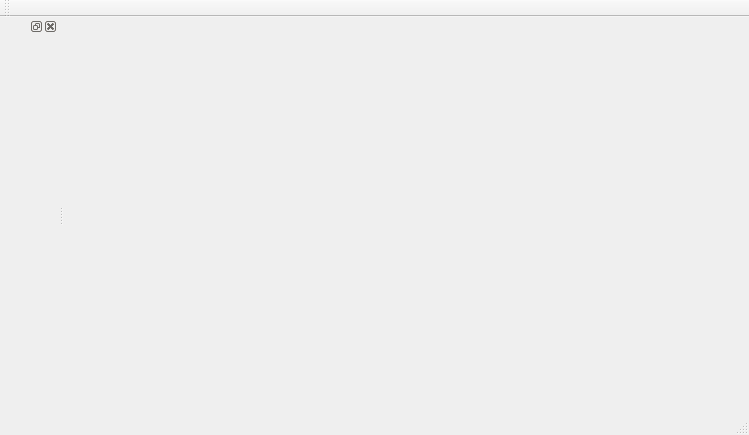
Qt form fileexplorer.ui (zare3/DiskAnalyser) before a commit.
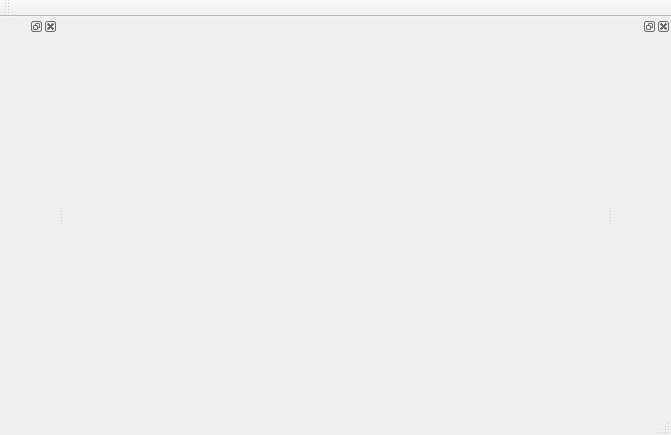
The same form after that commit.

What changed in the file:
```diff
--- a/fileexplorer.ui
+++ b/fileexplorer.ui
@@ -6,7 +6,7 @@
    <rect>
     <x>0</x>
     <y>0</y>
-    <width>749</width>
+    <width>671</width>
     <height>435</height>
    </rect>
   </property>
@@ -39,6 +39,17 @@
    </attribute>
    <widget class="QWidget" name="dockWidgetContents"/>
   </widget>
+  <widget class="QDockWidget" name="dw_ext">
+   <property name="floating">
+    <bool>false</bool>
+   </property>
+   <attribute name="dockWidgetArea">
+    <number>2</number>
+   </attribute>
+   <widget class="QWidget" name="dockWidgetContents_2">
+    <layout class="QHBoxLayout" name="horizontalLayout"/>
+   </widget>
+  </widget>
  </widget>
  <layoutdefault spacing="6" margin="11"/>
  <resources/>
```
Left out of the diff: 2 changed lines with no effect on the pictures.
